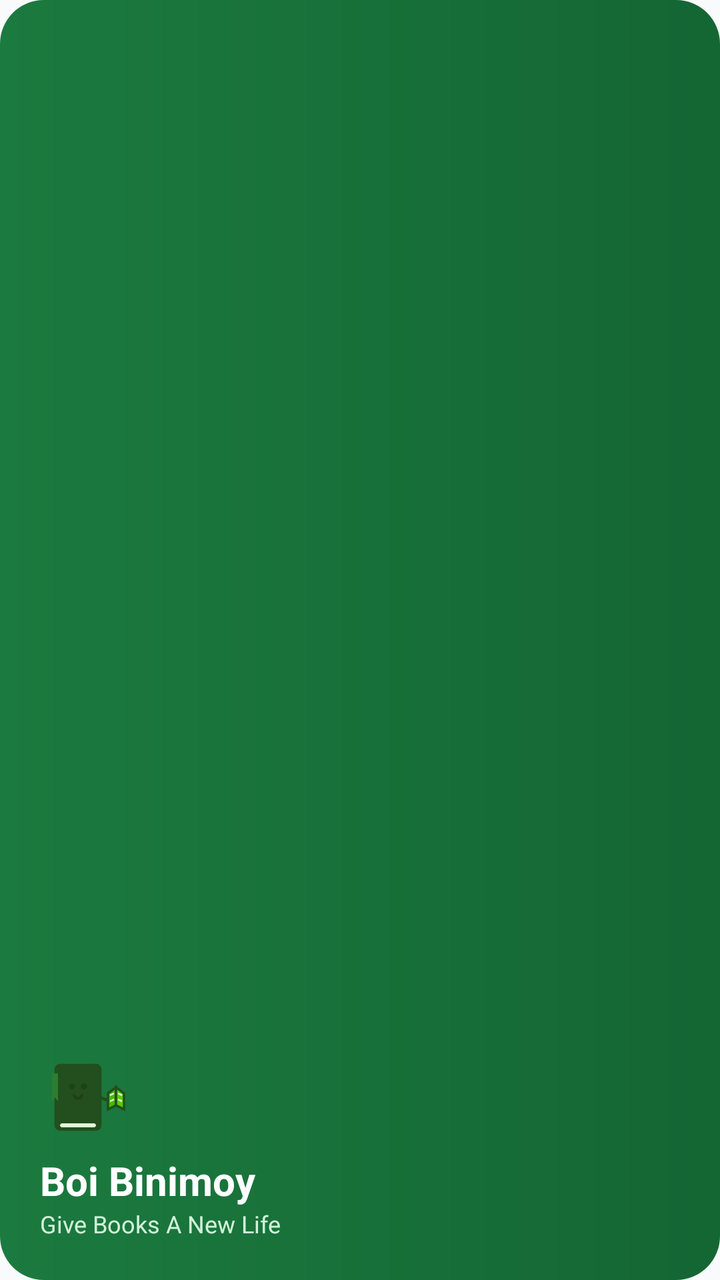
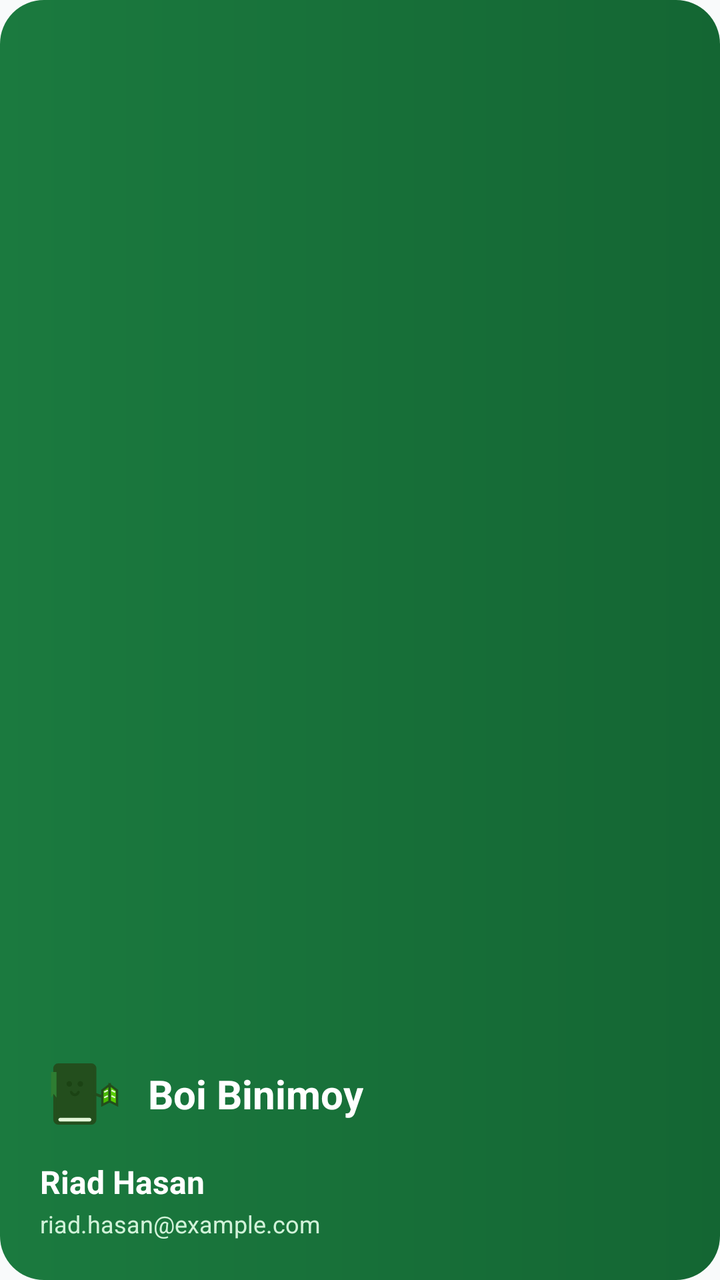

Screens rendered from an Android XML layout before and after an edit, with the pre-edit source and the edit as a unified diff.
<!-- AndroidManifest.xml: application theme Theme.BoiBinimoy -->
<!-- res/layout/nav_header_drawer.xml -->
<?xml version="1.0" encoding="utf-8"?>
<LinearLayout xmlns:android="http://schemas.android.com/apk/res/android"
    xmlns:app="http://schemas.android.com/apk/res-auto"
    android:layout_width="match_parent"
    android:layout_height="180dp"
    android:background="@drawable/bg_hero_card"
    android:orientation="vertical"
    android:padding="20dp"
    android:gravity="bottom">

    <ImageView
        android:layout_width="48dp"
        android:layout_height="40dp"
        android:src="@drawable/ic_logo_mascot"
        android:contentDescription="Mascot Logo" />

    <TextView
        android:layout_width="wrap_content"
        android:layout_height="wrap_content"
        android:layout_marginTop="8dp"
        android:text="Boi Binimoy"
        android:textColor="@color/white"
        android:textSize="20sp"
        android:textStyle="bold" />

    <TextView
        android:layout_width="wrap_content"
        android:layout_height="wrap_content"
        android:text="Give Books A New Life"
        android:textColor="#D1F2D9"
        android:textSize="12sp" />

</LinearLayout>
<!-- resources referenced by this layout -->
<resources>
  <color name="white">#FFFFFF</color>
  <!-- drawable bg_hero_card (drawable) -->
  <?xml version="1.0" encoding="utf-8"?>
  <shape xmlns:android="http://schemas.android.com/apk/res/android"
      android:shape="rectangle">
      <corners android:radius="22dp" />
      <gradient
          android:angle="0"
          android:startColor="#1B7A3F"
          android:endColor="#146633"
          android:type="linear" />
  </shape>
  <!-- drawable ic_logo_mascot: vector/xml drawable (drawable, 2154 chars, omitted) -->
  <style name="Theme.BoiBinimoy" parent="Theme.Material3.DayNight.NoActionBar">
          
          <item name="colorPrimary">@color/primary_green</item>
          <item name="colorPrimaryDark">@color/primary_green_dark</item>
          <item name="colorOnPrimary">@color/white</item>
          <item name="colorSecondary">@color/primary_green_light</item>
          <item name="colorSecondaryVariant">@color/primary_green_dark</item>
          <item name="colorOnSecondary">@color/white</item>
          
          
          <item name="android:statusBarColor">@color/background_light</item>
          <item name="android:windowLightStatusBar">true</item>
          <item name="android:navigationBarColor">@color/white</item>
          <item name="android:windowLightNavigationBar" tools:targetApi="o_mr1">true</item>
          <item name="android:windowBackground">@color/background_light</item>
      </style>
  <color name="primary_green">#15803D</color>
  <color name="primary_green_dark">#14532D</color>
  <color name="primary_green_light">#22C55E</color>
  <color name="background_light">#F9FAFB</color>
</resources>

<!-- the commit's change to res/layout/nav_header_drawer.xml (unified diff, before → after) -->
@@ -2,31 +2,76 @@
 <LinearLayout xmlns:android="http://schemas.android.com/apk/res/android"
     xmlns:app="http://schemas.android.com/apk/res-auto"
     android:layout_width="match_parent"
-    android:layout_height="180dp"
+    android:layout_height="200dp"
     android:background="@drawable/bg_hero_card"
     android:orientation="vertical"
     android:padding="20dp"
     android:gravity="bottom">
 
-    <ImageView
-        android:layout_width="48dp"
-        android:layout_height="40dp"
-        android:src="@drawable/ic_logo_mascot"
-        android:contentDescription="Mascot Logo" />
+    <LinearLayout
+        android:layout_width="match_parent"
+        android:layout_height="wrap_content"
+        android:orientation="horizontal"
+        android:gravity="center_vertical">
+
+        <ImageView
+            android:layout_width="44dp"
+            android:layout_height="38dp"
+            android:src="@drawable/ic_logo_mascot"
+            android:contentDescription="Mascot Logo" />
+
+        <TextView
+            android:layout_width="wrap_content"
+            android:layout_height="wrap_content"
+            android:layout_marginStart="10dp"
+            android:text="Boi Binimoy"
+            android:textColor="@color/white"
+            android:textSize="20sp"
+            android:textStyle="bold" />
+
+    </LinearLayout>
+
+    <LinearLayout
+        android:layout_width="match_parent"
+        android:layout_height="wrap_content"
+        android:layout_marginTop="14dp"
+        android:orientation="horizontal"
+        android:gravity="center_vertical">
+
+        <TextView
+            android:id="@+id/tvDrawerUserName"
+            android:layout_width="wrap_content"
+            android:layout_height="wrap_content"
+            android:text="Riad Hasan"
+            android:textColor="@color/white"
+            android:textSize="16sp"
+            android:textStyle="bold" />
+
+        <TextView
+            android:id="@+id/tvDrawerAdminBadge"
+            android:layout_width="wrap_content"
+            android:layout_height="wrap_content"
+            android:layout_marginStart="8dp"
+            android:background="@drawable/bg_pill_button"
+            android:backgroundTint="@color/heart_red"
+            android:paddingStart="8dp"
+            android:paddingTop="2dp"
+            android:paddingEnd="8dp"
+            android:paddingBottom="2dp"
+            android:text="ADMIN"
+            android:textColor="@color/white"
+            android:textSize="10sp"
+            android:textStyle="bold"
+            android:visibility="gone" />
+
+    </LinearLayout>
 
     <TextView
+        android:id="@+id/tvDrawerUserEmail"
         android:layout_width="wrap_content"
         android:layout_height="wrap_content"
-        android:layout_marginTop="8dp"
-        android:text="Boi Binimoy"
-        android:textColor="@color/white"
-        android:textSize="20sp"
-        android:textStyle="bold" />
-
-    <TextView
-        android:layout_width="wrap_content"
-        android:layout_height="wrap_content"
-        android:text="Give Books A New Life"
+        android:layout_marginTop="2dp"
+        android:text="riad.hasan@example.com"
         android:textColor="#D1F2D9"
         android:textSize="12sp" />
 
<!-- resource entries referenced after the edit -->
@@ -1,5 +1,6 @@
 <!-- resources referenced by this layout -->
 <resources>
+  <color name="heart_red">#EF4444</color>
   <color name="white">#FFFFFF</color>
   <!-- drawable bg_hero_card (drawable) -->
   <?xml version="1.0" encoding="utf-8"?>
@@ -11,6 +12,13 @@
           android:startColor="#1B7A3F"
           android:endColor="#146633"
           android:type="linear" />
+  </shape>
+  <!-- drawable bg_pill_button (drawable) -->
+  <?xml version="1.0" encoding="utf-8"?>
+  <shape xmlns:android="http://schemas.android.com/apk/res/android"
+      android:shape="rectangle">
+      <corners android:radius="20dp" />
+      <solid android:color="#0F4F27" />
   </shape>
   <!-- drawable ic_logo_mascot: vector/xml drawable (drawable, 2154 chars, omitted) -->
   <style name="Theme.BoiBinimoy" parent="Theme.Material3.DayNight.NoActionBar">
